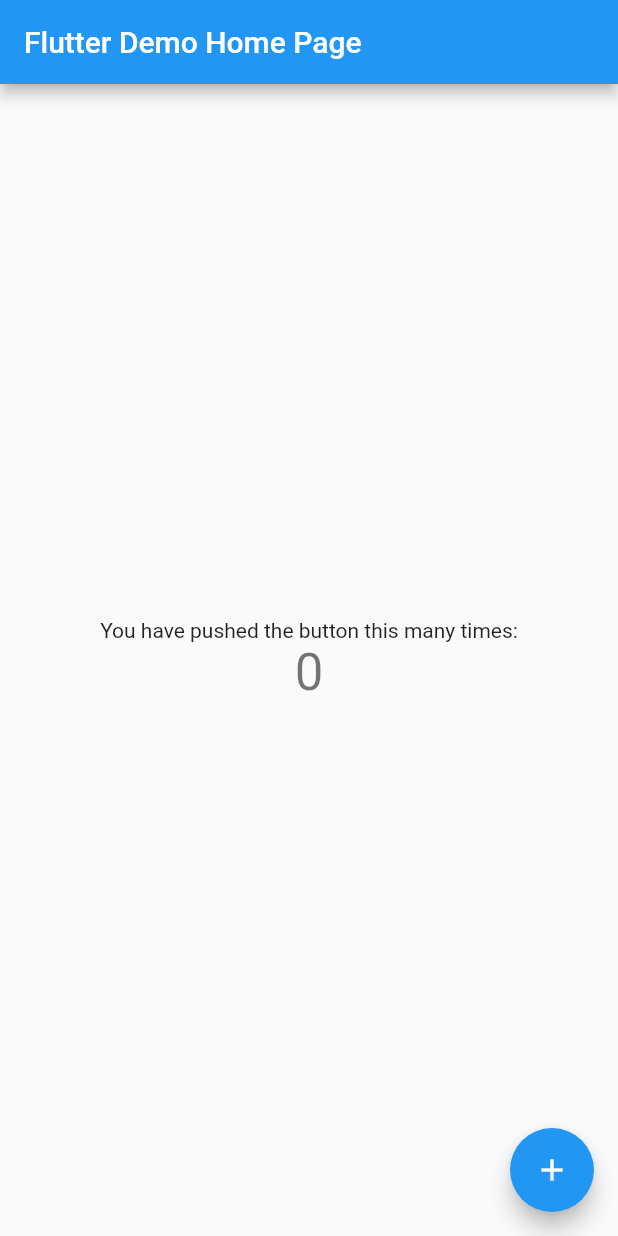
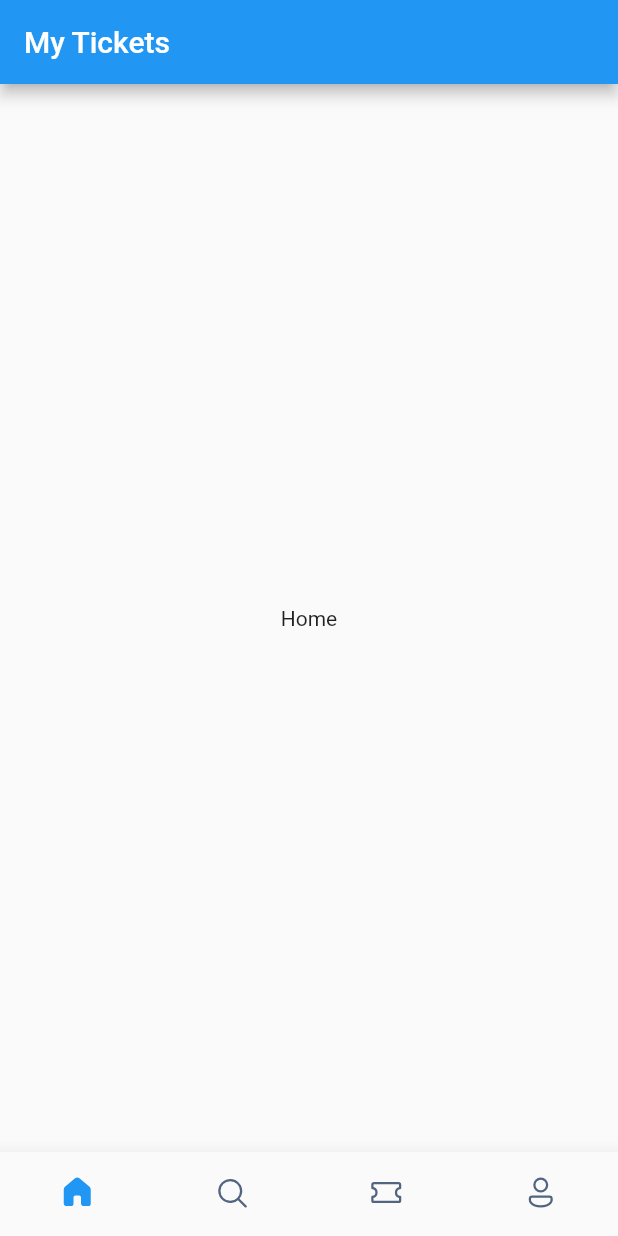
Before and after one commit to asish918/booking-app, a Flutter app: the screen it shows after launch, on a phone screen of 412 x 824 dp. Run offline on Flutter 3.47's test engine with Material 2 defaults, Android fonts, the phone set to English and light mode, and no system bars; our stand-ins replace fluentui_icons.

Commit message:
Bottom App Bar styled

```diff
--- a/lib/main.dart
+++ b/lib/main.dart
@@ -1,3 +1,4 @@
+import 'package:booktickets/screens/bottom_bar.dart';
 import 'package:flutter/material.dart';
 
 void main() {
@@ -13,103 +14,10 @@ class MyApp extends StatelessWidget {
     return MaterialApp(
       title: 'Flutter Demo',
       theme: ThemeData(
-        // This is the theme of your application.
-        //
-        // Try running your application with "flutter run". You'll see the
-        // application has a blue toolbar. Then, without quitting the app, try
-        // changing the primarySwatch below to Colors.green and then invoke
-        // "hot reload" (press "r" in the console where you ran "flutter run",
-        // or simply save your changes to "hot reload" in a Flutter IDE).
-        // Notice that the counter didn't reset back to zero; the application
-        // is not restarted.
+
         primarySwatch: Colors.blue,
       ),
-      home: const MyHomePage(title: 'Flutter Demo Home Page'),
+      home: const BottomBar(),
     );
   }
 }
-
-class MyHomePage extends StatefulWidget {
-  const MyHomePage({Key? key, required this.title}) : super(key: key);
-
-  // This widget is the home page of your application. It is stateful, meaning
-  // that it has a State object (defined below) that contains fields that affect
-  // how it looks.
-
-  // This class is the configuration for the state. It holds the values (in this
-  // case the title) provided by the parent (in this case the App widget) and
-  // used by the build method of the State. Fields in a Widget subclass are
-  // always marked "final".
-
-  final String title;
-
-  @override
-  State<MyHomePage> createState() => _MyHomePageState();
-}
-
-class _MyHomePageState extends State<MyHomePage> {
-  int _counter = 0;
-
-  void _incrementCounter() {
-    setState(() {
-      // This call to setState tells the Flutter framework that something has
-      // changed in this State, which causes it to rerun the build method below
-      // so that the display can reflect the updated values. If we changed
-      // _counter without calling setState(), then the build method would not be
-      // called again, and so nothing would appear to happen.
-      _counter++;
-    });
-  }
-
-  @override
-  Widget build(BuildContext context) {
-    // This method is rerun every time setState is called, for instance as done
-    // by the _incrementCounter method above.
-    //
-    // The Flutter framework has been optimized to make rerunning build methods
-    // fast, so that you can just rebuild anything that needs updating rather
-    // than having to individually change instances of widgets.
-    return Scaffold(
-      appBar: AppBar(
-        // Here we take the value from the MyHomePage object that was created by
-        // the App.build method, and use it to set our appbar title.
-        title: Text(widget.title),
-      ),
-      body: Center(
-        // Center is a layout widget. It takes a single child and positions it
-        // in the middle of the parent.
-        child: Column(
-          // Column is also a layout widget. It takes a list of children and
-          // arranges them vertically. By default, it sizes itself to fit its
-          // children horizontally, and tries to be as tall as its parent.
-          //
-          // Invoke "debug painting" (press "p" in the console, choose the
-          // "Toggle Debug Paint" action from the Flutter Inspector in Android
-          // Studio, or the "Toggle Debug Paint" command in Visual Studio Code)
-          // to see the wireframe for each widget.
-          //
-          // Column has various properties to control how it sizes itself and
-          // how it positions its children. Here we use mainAxisAlignment to
-          // center the children vertically; the main axis here is the vertical
-          // axis because Columns are vertical (the cross axis would be
-          // horizontal).
-          mainAxisAlignment: MainAxisAlignment.center,
-          children: <Widget>[
-            const Text(
-              'You have pushed the button this many times:',
-            ),
-            Text(
-              '$_counter',
-              style: Theme.of(context).textTheme.headline4,
-            ),
-          ],
-        ),
-      ),
-      floatingActionButton: FloatingActionButton(
-        onPressed: _incrementCounter,
-        tooltip: 'Increment',
-        child: const Icon(Icons.add),
-      ), // This trailing comma makes auto-formatting nicer for build methods.
-    );
-  }
-}
--- /dev/null
+++ b/lib/screens/bottom_bar.dart
@@ -0,0 +1,65 @@
+import 'package:fluentui_icons/fluentui_icons.dart';
+import 'package:flutter/material.dart';
+
+class BottomBar extends StatefulWidget {
+  const BottomBar({Key? key}) : super(key: key);
+
+  @override
+  State<BottomBar> createState() => _BottomBarState();
+}
+
+class _BottomBarState extends State<BottomBar> {
+  int selectedIndex = 0;
+  static final List<Widget> _widgetOptions = <Widget>[
+    const Text("Home"),
+    const Text("Search"),
+    const Text("Tickets"),
+    const Text("Profile"),
+  ];
+
+  void _onItemTapped(int index){
+    setState(() {
+      selectedIndex = index;
+    });
+  }
+
+  @override
+  Widget build(BuildContext context) {
+    return Scaffold(
+      appBar: AppBar(
+        title: const Text("My Tickets"),
+      ),
+      body: Center(
+        child: _widgetOptions[selectedIndex],
+      ),
+      bottomNavigationBar: BottomNavigationBar(
+        currentIndex: selectedIndex,
+        onTap: _onItemTapped,
+        elevation: 10,
+        showSelectedLabels: false,
+        showUnselectedLabels: false,
+        selectedItemColor: Colors.blue,
+        type: BottomNavigationBarType.fixed,
+        unselectedItemColor: const Color(0xFF526480),
+        items: const [
+          BottomNavigationBarItem(
+              icon: Icon(FluentSystemIcons.ic_fluent_home_regular),
+              activeIcon: Icon(FluentSystemIcons.ic_fluent_home_filled),
+              label: "Home"),
+          BottomNavigationBarItem(
+              icon: Icon(FluentSystemIcons.ic_fluent_search_regular),
+              activeIcon: Icon(FluentSystemIcons.ic_fluent_search_filled),
+              label: "Search"),
+          BottomNavigationBarItem(
+              icon: Icon(FluentSystemIcons.ic_fluent_ticket_regular),
+              activeIcon: Icon(FluentSystemIcons.ic_fluent_ticket_filled),
+              label: "Ticket"),
+          BottomNavigationBarItem(
+              icon: Icon(FluentSystemIcons.ic_fluent_person_regular),
+              activeIcon: Icon(FluentSystemIcons.ic_fluent_person_filled),
+              label: "Profile"),
+        ],
+      ),
+    );
+  }
+}
--- a/pubspec.yaml
+++ b/pubspec.yaml
@@ -34,6 +34,7 @@ dependencies:
   # The following adds the Cupertino Icons font to your application.
   # Use with the CupertinoIcons class for iOS style icons.
   cupertino_icons: ^1.0.2
+  fluentui_icons: ^1.0.0
 
 dev_dependencies:
   flutter_test:
```
Also changed, not shown: pubspec.lock.
